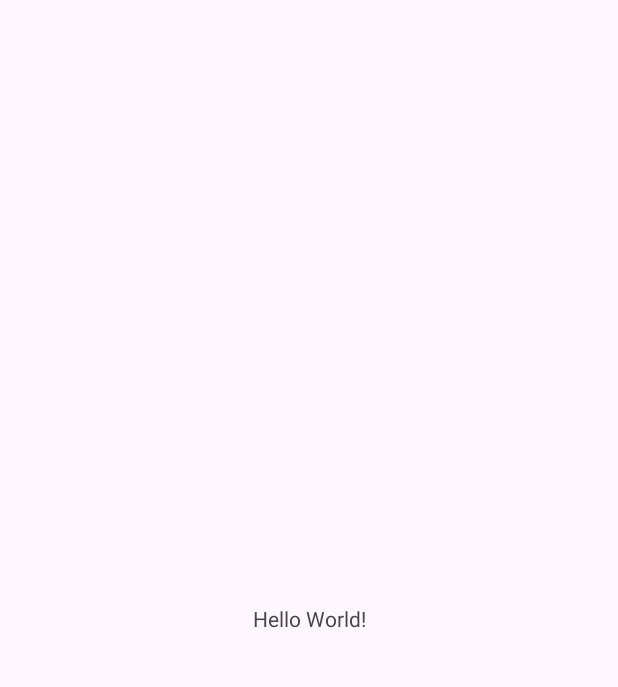
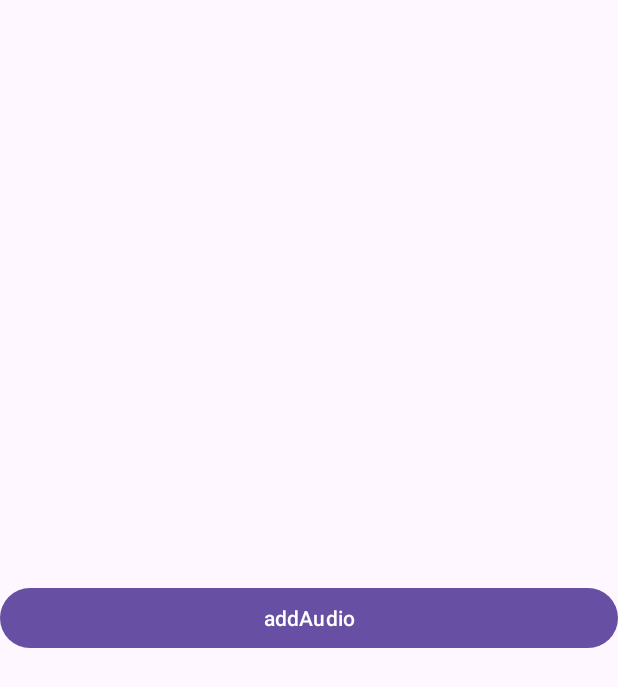
Before and after one commit to Mohamedragabali/fetch-audio-from-file, an Android app: the screen it shows after launch (MainActivity), on a phone screen of 412 x 824 dp. Before the commit the part shown is almost empty. Shown: the top 687 px of the screen. Run offline under Robolectric (Android 15) with nearby library versions, the phone set to English and light mode, and no system bars.

Commit message:
feat:create button for fetch audio

```diff
--- a/app/src/main/res/layout/activity_main.xml
+++ b/app/src/main/res/layout/activity_main.xml
@@ -7,13 +7,12 @@
     android:layout_height="match_parent"
     tools:context=".MainActivity">
 
-    <TextView
-        android:layout_width="wrap_content"
+    <Button
+        android:id="@+id/add_audio"
+        android:layout_width="match_parent"
         android:layout_height="wrap_content"
-        android:text="Hello World!"
+        android:text="addAudio"
         app:layout_constraintBottom_toBottomOf="parent"
-        app:layout_constraintEnd_toEndOf="parent"
-        app:layout_constraintStart_toStartOf="parent"
-        app:layout_constraintTop_toTopOf="parent" />
+        app:layout_constraintTop_toTopOf="parent"/>
 
 </androidx.constraintlayout.widget.ConstraintLayout>
```
